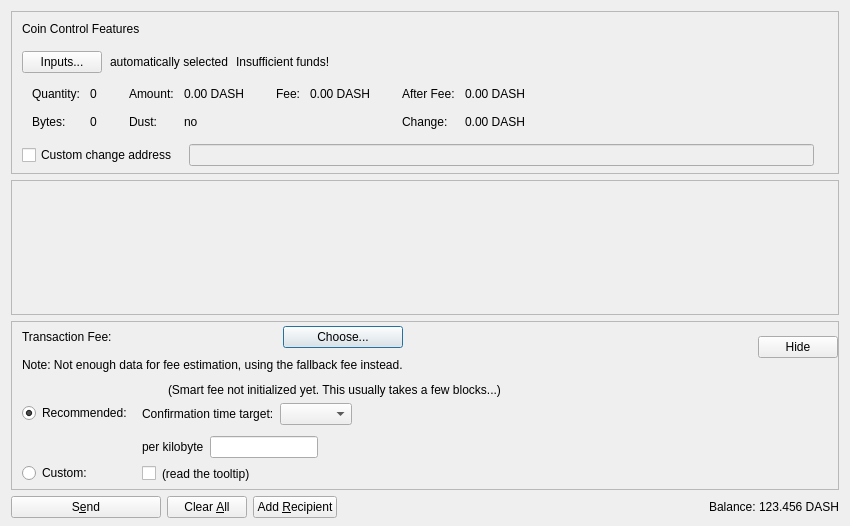
This is src/qt/forms/sendcoinsdialog.ui in diabasecoin/diabase as Qt 5 draws it before an edit. The edited form follows.
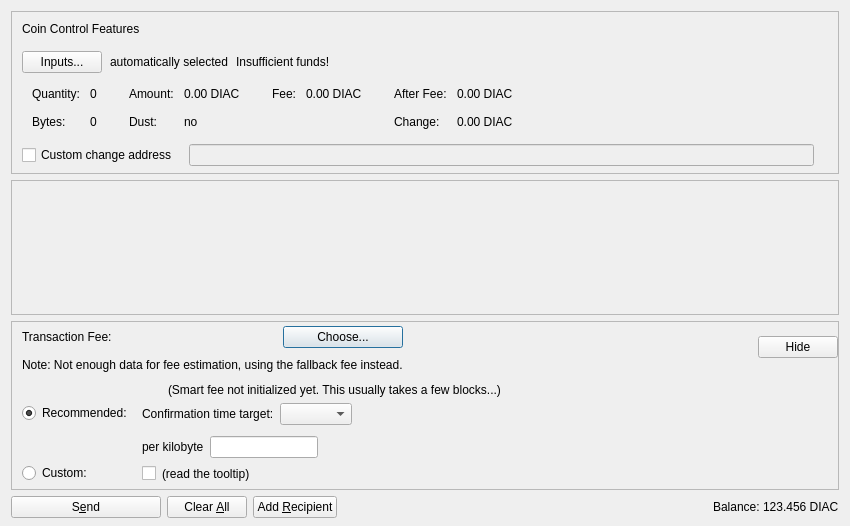
This is the edited form. Custom widgets are drawn as their Qt base class.

Commit message: DIAC params

```diff
--- a/src/qt/forms/sendcoinsdialog.ui
+++ b/src/qt/forms/sendcoinsdialog.ui
@@ -288,7 +288,7 @@
                   <enum>Qt::ActionsContextMenu</enum>
                  </property>
                  <property name="text">
-                  <string notr="true">0.00 DASH</string>
+                  <string notr="true">0.00 DIAC</string>
                  </property>
                  <property name="textInteractionFlags">
                   <set>Qt::LinksAccessibleByMouse|Qt::TextSelectableByKeyboard|Qt::TextSelectableByMouse</set>
@@ -356,7 +356,7 @@
                   <enum>Qt::ActionsContextMenu</enum>
                  </property>
                  <property name="text">
-                  <string notr="true">0.00 DASH</string>
+                  <string notr="true">0.00 DIAC</string>
                  </property>
                  <property name="textInteractionFlags">
                   <set>Qt::LinksAccessibleByMouse|Qt::TextSelectableByKeyboard|Qt::TextSelectableByMouse</set>
@@ -401,7 +401,7 @@
                   <enum>Qt::ActionsContextMenu</enum>
                  </property>
                  <property name="text">
-                  <string notr="true">0.00 DASH</string>
+                  <string notr="true">0.00 DIAC</string>
                  </property>
                  <property name="textInteractionFlags">
                   <set>Qt::LinksAccessibleByMouse|Qt::TextSelectableByKeyboard|Qt::TextSelectableByMouse</set>
@@ -424,7 +424,7 @@
                   <enum>Qt::ActionsContextMenu</enum>
                  </property>
                  <property name="text">
-                  <string notr="true">0.00 DASH</string>
+                  <string notr="true">0.00 DIAC</string>
                  </property>
                  <property name="textInteractionFlags">
                   <set>Qt::LinksAccessibleByMouse|Qt::TextSelectableByKeyboard|Qt::TextSelectableByMouse</set>
@@ -1156,7 +1156,7 @@
           <cursorShape>IBeamCursor</cursorShape>
          </property>
          <property name="text">
-          <string notr="true">123.456 DASH</string>
+          <string notr="true">123.456 DIAC</string>
          </property>
          <property name="textInteractionFlags">
           <set>Qt::LinksAccessibleByMouse|Qt::TextSelectableByKeyboard|Qt::TextSelectableByMouse</set>
```
The commit also changes 69 other files.
